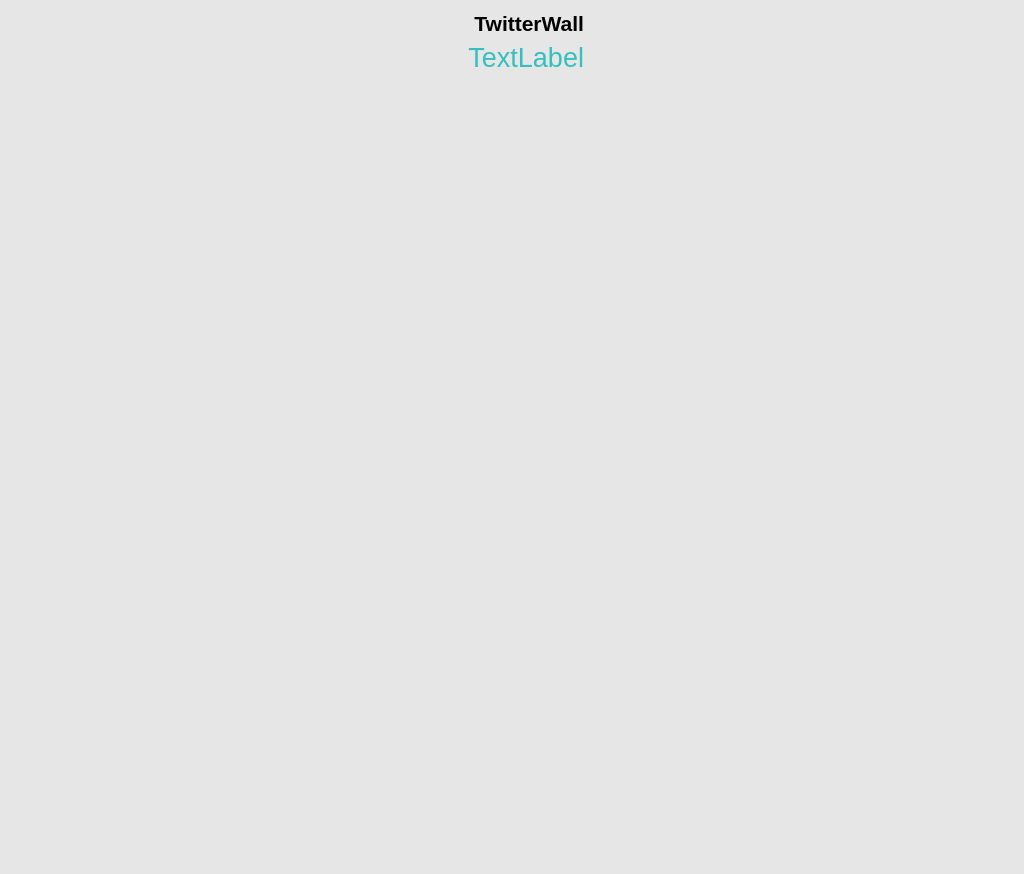
Old version of the form mainwindow.ui in the repository tedr56/TwitterBros-Wall.
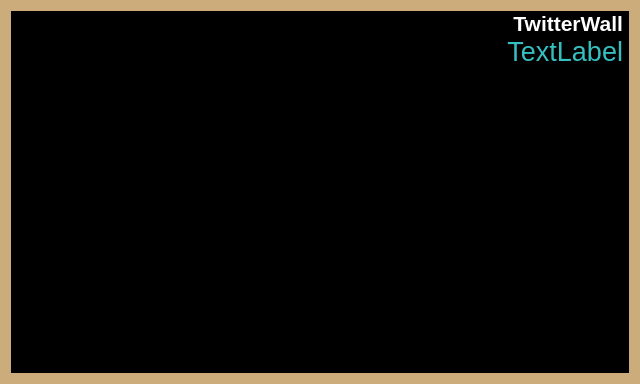
New version of the form. Icons and pictures are not drawn.

The edit to the form file:
```diff
--- a/mainwindow.ui
+++ b/mainwindow.ui
@@ -6,8 +6,8 @@
    <rect>
     <x>0</x>
     <y>0</y>
-    <width>1024</width>
-    <height>768</height>
+    <width>640</width>
+    <height>384</height>
    </rect>
   </property>
   <property name="sizePolicy">
@@ -33,44 +33,64 @@
     </sizepolicy>
    </property>
    <property name="styleSheet">
-    <string notr="true">background-color: rgb(230, 230, 230);</string>
+    <string notr="true">background-color: rgb(203, 172, 122);</string>
    </property>
-   <layout class="QVBoxLayout" name="verticalLayout" stretch="1,8">
+   <layout class="QVBoxLayout" name="verticalLayout" stretch="0">
     <property name="spacing">
      <number>0</number>
     </property>
     <property name="sizeConstraint">
-     <enum>QLayout::SetMinAndMaxSize</enum>
+     <enum>QLayout::SetDefaultConstraint</enum>
     </property>
     <item>
-     <layout class="QHBoxLayout" name="Header">
-      <property name="spacing">
-       <number>6</number>
+     <widget class="QWidget" name="ContentWidget" native="true">
+      <property name="styleSheet">
+       <string notr="true">background-color: rgb(0, 0, 0);</string>
       </property>
-      <property name="sizeConstraint">
-       <enum>QLayout::SetMinimumSize</enum>
-      </property>
+      <layout class="QVBoxLayout" name="verticalLayout_3" stretch="0,0,0">
+       <property name="leftMargin">
+        <number>0</number>
+       </property>
+       <property name="topMargin">
+        <number>0</number>
+       </property>
+       <property name="rightMargin">
+        <number>0</number>
+       </property>
+       <property name="bottomMargin">
+        <number>0</number>
+       </property>
       <item>
-       <spacer name="horizontalSpacer_2">
-        <property name="orientation">
-         <enum>Qt::Horizontal</enum>
-        </property>
-        <property name="sizeHint" stdset="0">
-         <size>
-          <width>40</width>
-          <height>20</height>
-         </size>
-        </property>
-       </spacer>
-      </item>
+        <layout class="QHBoxLayout" name="Header" stretch="1,0,1">
+         <property name="spacing">
+          <number>0</number>
+         </property>
+         <property name="sizeConstraint">
+          <enum>QLayout::SetDefaultConstraint</enum>
+         </property>
       <item>
        <widget class="QLabel" name="label">
+           <property name="enabled">
+            <bool>true</bool>
+           </property>
         <property name="sizePolicy">
-         <sizepolicy hsizetype="Minimum" vsizetype="Fixed">
-          <horstretch>0</horstretch>
+            <sizepolicy hsizetype="Minimum" vsizetype="Minimum">
+             <horstretch>27</horstretch>
           <verstretch>0</verstretch>
          </sizepolicy>
         </property>
+           <property name="maximumSize">
+            <size>
+             <width>120</width>
+             <height>120</height>
+            </size>
+           </property>
+           <property name="sizeIncrement">
+            <size>
+             <width>13</width>
+             <height>30</height>
+            </size>
+           </property>
         <property name="text">
          <string/>
         </property>
@@ -89,7 +109,7 @@
         </property>
         <property name="sizeHint" stdset="0">
          <size>
-          <width>20</width>
+             <width>0</width>
           <height>10</height>
          </size>
         </property>
@@ -97,6 +117,12 @@
       </item>
       <item>
        <layout class="QVBoxLayout" name="verticalLayout_2">
+           <property name="spacing">
+            <number>0</number>
+           </property>
+           <property name="sizeConstraint">
+            <enum>QLayout::SetMaximumSize</enum>
+           </property>
         <property name="rightMargin">
          <number>6</number>
         </property>
@@ -108,8 +134,14 @@
             <verstretch>0</verstretch>
            </sizepolicy>
           </property>
+             <property name="maximumSize">
+              <size>
+               <width>16777215</width>
+               <height>64</height>
+              </size>
+             </property>
           <property name="text">
-           <string>&lt;html&gt;&lt;head/&gt;&lt;body&gt;&lt;p&gt;&lt;span style=&quot; font-size:16pt; font-weight:600;&quot;&gt;TwitterWall&lt;/span&gt;&lt;/p&gt;&lt;/body&gt;&lt;/html&gt;</string>
+              <string>&lt;html&gt;&lt;head/&gt;&lt;body&gt;&lt;p&gt;&lt;span style=&quot; font-size:16pt; font-weight:600; color:#ffffff;&quot;&gt;TwitterWall&lt;/span&gt;&lt;/p&gt;&lt;/body&gt;&lt;/html&gt;</string>
           </property>
           <property name="alignment">
            <set>Qt::AlignRight|Qt::AlignTop|Qt::AlignTrailing</set>
@@ -118,6 +150,18 @@
         </item>
         <item>
          <widget class="QLabel" name="HashTag">
+             <property name="minimumSize">
+              <size>
+               <width>0</width>
+               <height>0</height>
+              </size>
+             </property>
+             <property name="maximumSize">
+              <size>
+               <width>16777215</width>
+               <height>64</height>
+              </size>
+             </property>
           <property name="text">
            <string>&lt;html&gt;&lt;head/&gt;&lt;body&gt;&lt;p&gt;&lt;span style=&quot; font-size:20pt; color:#35bfbf;&quot;&gt;TextLabel&lt;/span&gt;&lt;/p&gt;&lt;/body&gt;&lt;/html&gt;</string>
           </property>
@@ -128,31 +172,18 @@
         </item>
        </layout>
       </item>
-      <item>
-       <spacer name="horizontalSpacer_3">
-        <property name="orientation">
-         <enum>Qt::Horizontal</enum>
-        </property>
-        <property name="sizeHint" stdset="0">
-         <size>
-          <width>40</width>
-          <height>20</height>
-         </size>
-        </property>
-       </spacer>
-      </item>
      </layout>
     </item>
     <item>
-     <layout class="QHBoxLayout" name="Twitter" stretch="1,7,1">
+        <layout class="QHBoxLayout" name="Twitter" stretch="1,10,1">
       <property name="spacing">
        <number>0</number>
       </property>
       <property name="sizeConstraint">
-       <enum>QLayout::SetMaximumSize</enum>
+          <enum>QLayout::SetDefaultConstraint</enum>
       </property>
       <property name="topMargin">
-       <number>10</number>
+          <number>0</number>
       </property>
       <item>
        <spacer name="horizontalSpacer">
@@ -161,8 +192,8 @@
         </property>
         <property name="sizeHint" stdset="0">
          <size>
-          <width>40</width>
-          <height>20</height>
+             <width>0</width>
+             <height>10</height>
          </size>
         </property>
        </spacer>
@@ -170,7 +201,7 @@
       <item>
        <layout class="QVBoxLayout" name="TwitterFeed" stretch="0">
         <property name="sizeConstraint">
-         <enum>QLayout::SetMinimumSize</enum>
+            <enum>QLayout::SetDefaultConstraint</enum>
         </property>
         <property name="topMargin">
          <number>0</number>
@@ -186,7 +217,7 @@
           <property name="sizeHint" stdset="0">
            <size>
             <width>0</width>
-            <height>780</height>
+               <height>0</height>
            </size>
           </property>
          </spacer>
@@ -200,13 +231,29 @@
         </property>
         <property name="sizeHint" stdset="0">
          <size>
-          <width>40</width>
-          <height>20</height>
+             <width>0</width>
+             <height>10</height>
          </size>
         </property>
        </spacer>
       </item>
      </layout>
+       </item>
+       <item>
+        <spacer name="verticalSpacer_2">
+         <property name="orientation">
+          <enum>Qt::Vertical</enum>
+         </property>
+         <property name="sizeHint" stdset="0">
+          <size>
+           <width>20</width>
+           <height>40</height>
+          </size>
+         </property>
+        </spacer>
+       </item>
+      </layout>
+     </widget>
     </item>
    </layout>
   </widget>
```
Left out of the diff: 7 changed lines with no effect on the pictures. Lines whose indentation alone changed are shown as unchanged.
